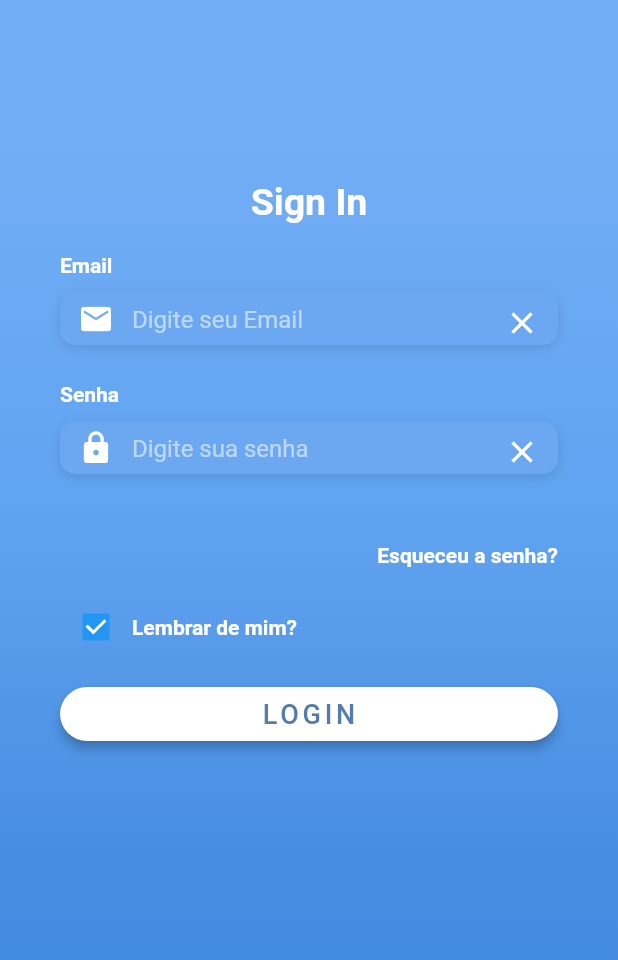
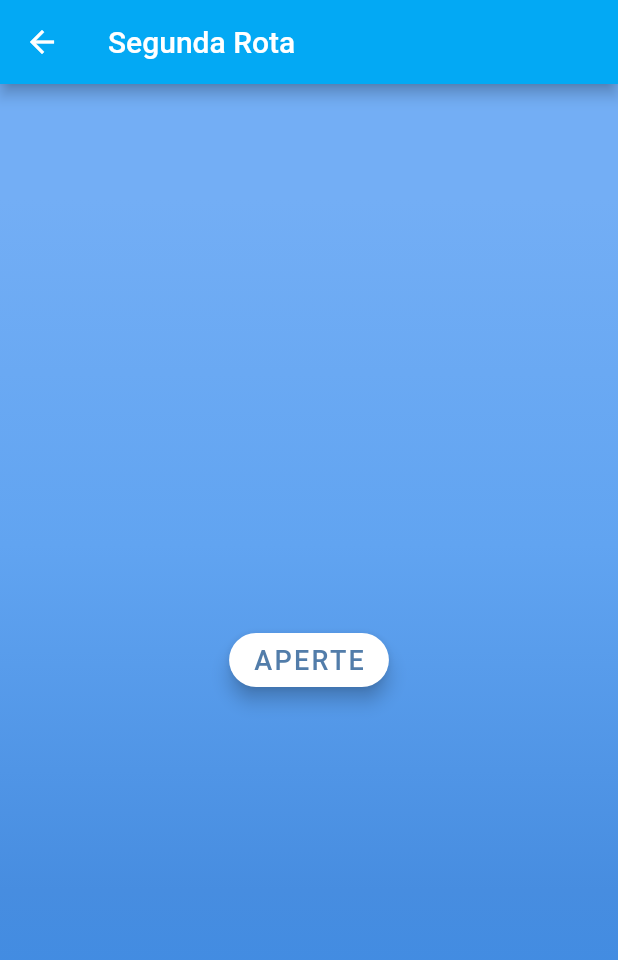
Before and after one commit to silv4b/login-screen, a Flutter app: the screen it shows after launch, after a tap on "LOGIN", on a phone screen of 412 x 824 dp. Shown: the top 960 px of the screen. Run offline on Flutter 3.47's test engine with Material 2 defaults, Android fonts, the phone set to English and light mode, and no system bars; Roboto replaces fonts that are missing (OpenSans, Opensans).

Commit message:
apleicação de do conceito de routs (rotas) e seu uso na navegação dentro da aplicação

```diff
--- a/lib/main.dart
+++ b/lib/main.dart
@@ -1,14 +1,24 @@
 import 'package:flutter/material.dart';
 import 'package:login_page/screens/login_screen.dart';
 
-void main() => runApp(MyApp());
+//void main() => runApp(MyApp());
+
+// forma de iniciar o aplicativo como forma de rotas
+void main() {
+  runApp(MaterialApp(
+    //debugShowCheckedModeBanner: false,
+    title: 'Navegação Básica',
+    home: MyApp(),
+  ));
+}
 
 class MyApp extends StatelessWidget {
   @override
   Widget build(BuildContext context) {
     return MaterialApp(
+      debugShowCheckedModeBanner: false,
       title: 'Flutter Login UI',
-      debugShowCheckedModeBanner: false,
+      //home: LoginScreen(),
       home: LoginScreen(),
     );
   }
--- /dev/null
+++ b/lib/screens/home_screen.dart
@@ -0,0 +1,73 @@
+import 'package:flutter/material.dart';
+//import 'package:login_page/screens/login_screen.dart';
+//import 'package:flutter/services.dart';
+//import 'package:login_page/utilities/constants.dart';
+
+class HomeScreen extends StatefulWidget {
+  @override
+  _HomeScreenState createState() => _HomeScreenState();
+}
+
+class _HomeScreenState extends State<HomeScreen> {
+  @override
+  Widget build(BuildContext context) {
+    return Scaffold(
+      appBar: AppBar(
+        title: Text('Segunda Rota'),
+        backgroundColor: Colors.lightBlue,
+      ),
+      body: Stack(
+        children: <Widget>[
+          Container(
+            height: double.infinity,
+            width: double.infinity,
+            decoration: BoxDecoration(
+              gradient: LinearGradient(
+                begin: Alignment.topCenter,
+                end: Alignment.bottomCenter,
+                colors: [
+                  Color(0xFF73AEF5),
+                  Color(0xFF61A4F1),
+                  Color(0xFF478DE0),
+                  Color(0xFF398AE5),
+                ],
+                stops: [0.1, 0.4, 0.7, 0.9],
+              ),
+            ),
+          ),
+          Container(
+            child: Center(
+              child: RaisedButton(
+                elevation: 5.0,
+                color: Colors.white,
+                child: Text(
+                  "APERTE",
+                  style: TextStyle(
+                    color: Color(0xFF527DAA),
+                    letterSpacing: 1.5,
+                    fontFamily: 'OpenSans',
+                    fontSize: 18.0,
+                  ),
+                ),
+                onPressed: () {
+                  print("Botão da segunda tela!");
+                  Navigator.pop(context);
+                  // - Obs.: Nesse caso se encaixa o pop por ser uma especie de fila, caso fosse aplicado um Push, em dado momento, iria haver uma sobrecarga na memória, pois as outras instâncias não seriam destruídas, como ocorre com o Navigator.pop(). -
+                  /*
+                  Navigator.push(
+                    context,
+                    MaterialPageRoute(builder: (context) => LoginScreen()),
+                  );
+                  */
+                },
+                shape: RoundedRectangleBorder(
+                  borderRadius: BorderRadius.circular(30.0),
+                ),
+              ),
+            ),
+          ),
+        ],
+      ),
+    );
+  }
+}
--- a/lib/screens/login_screen.dart
+++ b/lib/screens/login_screen.dart
@@ -1,6 +1,7 @@
 import 'package:flutter/material.dart';
 import 'package:flutter/services.dart';
 import 'package:login_page/utilities/constants.dart';
+import 'package:login_page/screens/home_screen.dart';
 
 class LoginScreen extends StatefulWidget {
   @override
@@ -16,8 +17,8 @@ class _LoginScreenState extends State<LoginScreen> {
   // pissibilidade de uso (causa Exception)
   void clearEmail() {
     setState(() {
-      _controllerEmail.text = "";
-      //_controllerEmail.clear();
+      _controllerEmail.clear();
+      // or _controllerEmail.text = "";
     });
   }
 
@@ -25,6 +26,14 @@ class _LoginScreenState extends State<LoginScreen> {
   void clearPass() {
     setState(() {
       _controllerPass.text = "";
+      // or _controllerPass.clear();
+    });
+  }
+
+  void clearBoth() {
+    setState(() {
+      _controllerEmail.clear();
+      _controllerPass..clear();
     });
   }
 
@@ -57,7 +66,9 @@ class _LoginScreenState extends State<LoginScreen> {
               hintStyle: kHintTextStyle,
               suffixIcon: IconButton(
                 onPressed: () {
-                  WidgetsBinding.instance.addPostFrameCallback((_) => _controllerEmail.clear()); // correção do Exception caused by gesture!
+                  WidgetsBinding.instance.addPostFrameCallback((_) =>
+                      _controllerEmail
+                          .clear()); // correção do Exception caused by gesture!
                 },
                 icon: Icon(Icons.clear, color: Colors.white),
               ),
@@ -97,7 +108,8 @@ class _LoginScreenState extends State<LoginScreen> {
               hintStyle: kHintTextStyle,
               suffixIcon: IconButton(
                 onPressed: () {
-                  WidgetsBinding.instance.addPostFrameCallback((_) => _controllerPass.clear());
+                  WidgetsBinding.instance
+                      .addPostFrameCallback((_) => _controllerPass.clear());
                 },
                 icon: Icon(Icons.clear, color: Colors.white),
               ),
@@ -159,7 +171,15 @@ class _LoginScreenState extends State<LoginScreen> {
       width: double.infinity,
       child: RaisedButton(
         elevation: 3.0,
-        onPressed: () => print('Botão de login pressionado'),
+        onPressed: () {
+          clearEmail();
+          clearPass();
+          // responsável por lindar
+          Navigator.push(
+            context,
+            MaterialPageRoute(builder: (context) => HomeScreen()),
+          );
+        },
         shape: RoundedRectangleBorder(
           borderRadius: BorderRadius.circular(30.0),
         ),
```
